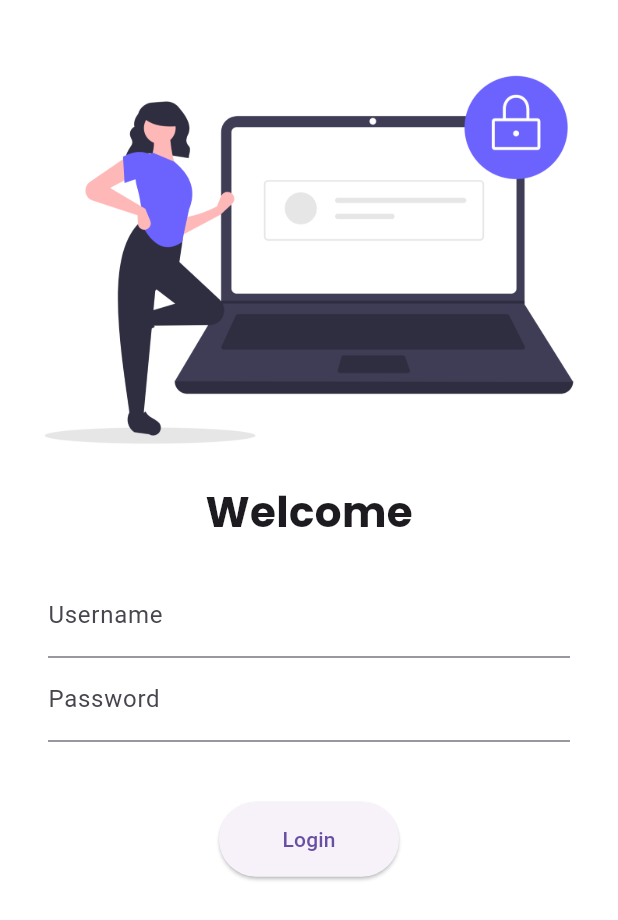
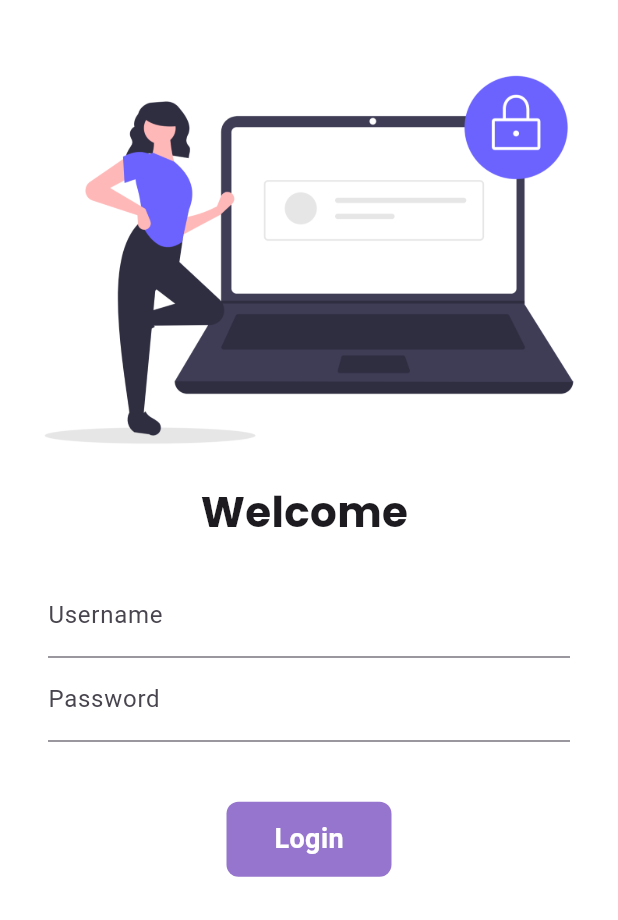
Before and after one commit to yesra29/catalog_app, a Flutter app: the screen it shows after launch, on a phone screen of 412 x 824 dp. Shown: the top 920 px of the screen. Run offline on Flutter 3.47's test engine with Material 3 defaults, Android fonts, the phone set to English and light mode, and no system bars; our stand-ins replace google_fonts.

Commit message:
animated added in login page

```diff
--- a/lib/LoginPage.dart
+++ b/lib/LoginPage.dart
@@ -3,8 +3,18 @@ import 'package:flutter_catalog/utils/routes.dart';
 import 'package:google_fonts/google_fonts.dart';
 
 
-class loginPage extends StatelessWidget {
+class loginPage extends StatefulWidget {
   const loginPage ({super.key});
+
+  @override
+  State<loginPage> createState() => _loginPageState();
+}
+
+class _loginPageState extends State<loginPage> {
+
+  String name = "" ;
+  bool changedButton = false;
+
 
   @override
   Widget build(BuildContext context) {
@@ -22,7 +32,8 @@ class loginPage extends StatelessWidget {
           SizedBox(
             height: 5,
           ),
-          Text("Welcome", style: GoogleFonts.poppins(
+          Text("Welcome $name",
+              style: GoogleFonts.poppins(
               fontSize: 28,
               fontWeight: FontWeight.bold
           )),
@@ -38,6 +49,12 @@ class loginPage extends StatelessWidget {
                     hintText: "Enter username",
                     labelText: "Username",
                   ),
+                  onChanged: (value){
+                    name = value;
+                    setState(() {
+
+                    });
+                  },
                 ),
                 TextFormField(
                   obscureText: true,
@@ -49,13 +66,42 @@ class loginPage extends StatelessWidget {
                 SizedBox(
                   height: 40,
                 ),
-                ElevatedButton(
-                  child: Text("Login"),
-                  style: TextButton.styleFrom(minimumSize: Size(120,50)),
-                    onPressed: () {
-                      Navigator.pushNamed(context, MyRoutes.homeRoute);
-      },
+
+                InkWell(
+                  onTap: () async {
+                    setState(() {
+                      changedButton =true;
+                    });
+
+                    await Future.delayed(Duration(seconds :1));
+                    Navigator.pushNamed(context, MyRoutes.homeRoute);
+                  },
+                  child: AnimatedContainer(
+                    duration: Duration(seconds: 1),
+                    width: changedButton?60 :110,
+                    height: 50,
+                    alignment: Alignment.center,
+                    child: changedButton ?Icon(Icons.done,color: Colors.white,
+                    )
+                    :Text(
+                      "Login",
+                      style: TextStyle(color: Colors.white,
+                          fontWeight: FontWeight.bold,
+                          fontSize: 18),
+                    ),
+                    decoration: BoxDecoration(
+                      color: Colors.deepPurple.shade300,
+                      borderRadius: BorderRadius.circular(changedButton ? 50 : 8),
+                    ),
+                  ),
                 ),
+      //           ElevatedButton(
+      //             child: Text("Login"),
+      //             style: TextButton.styleFrom(minimumSize: Size(120,50)),
+      //               onPressed: () {
+      //                 Navigator.pushNamed(context, MyRoutes.homeRoute);
+      // },
+      //           ),
               ],
             ),
           ),
```
